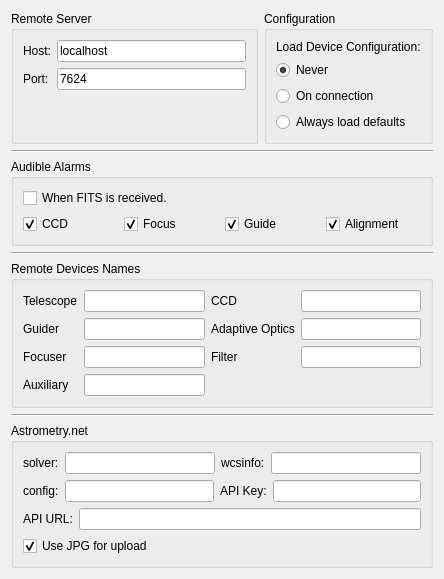
KDE/kstars, file kstars/ekos/opsekos.ui: the form before one commit.
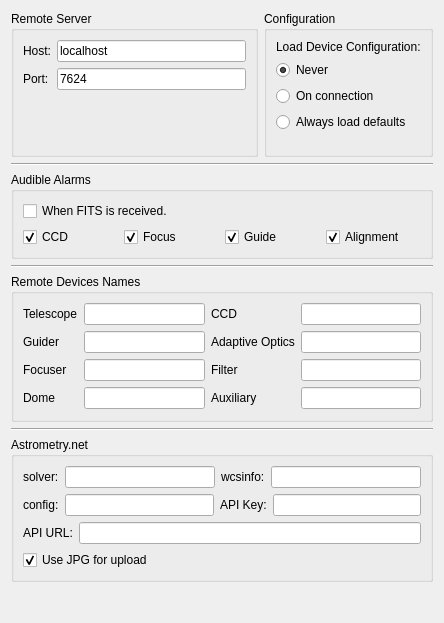
The form after the commit.

Commit message: Preliminary support for domes in Ekos

Diff of the .ui file:
```diff
--- a/kstars/ekos/opsekos.ui
+++ b/kstars/ekos/opsekos.ui
@@ -7,7 +7,7 @@
     <x>0</x>
     <y>0</y>
     <width>444</width>
-    <height>522</height>
+    <height>623</height>
    </rect>
   </property>
   <layout class="QVBoxLayout" name="verticalLayout_6">
@@ -298,13 +298,23 @@
          <widget class="QLineEdit" name="kcfg_remoteFilterName"/>
         </item>
         <item row="3" column="0">
+         <widget class="QLabel" name="label_20">
+          <property name="text">
+           <string>Dome</string>
+          </property>
+         </widget>
+        </item>
+        <item row="3" column="1">
+         <widget class="QLineEdit" name="kcfg_remoteDomeName"/>
+        </item>
+        <item row="3" column="2">
          <widget class="QLabel" name="label_11">
           <property name="text">
            <string>Auxiliary</string>
           </property>
          </widget>
         </item>
-        <item row="3" column="1">
+        <item row="3" column="3">
          <widget class="QLineEdit" name="kcfg_remoteAuxName"/>
         </item>
        </layout>
```
Left out of the diff: 6 changed lines with no effect on the pictures. The commit also changes 4 other files.
